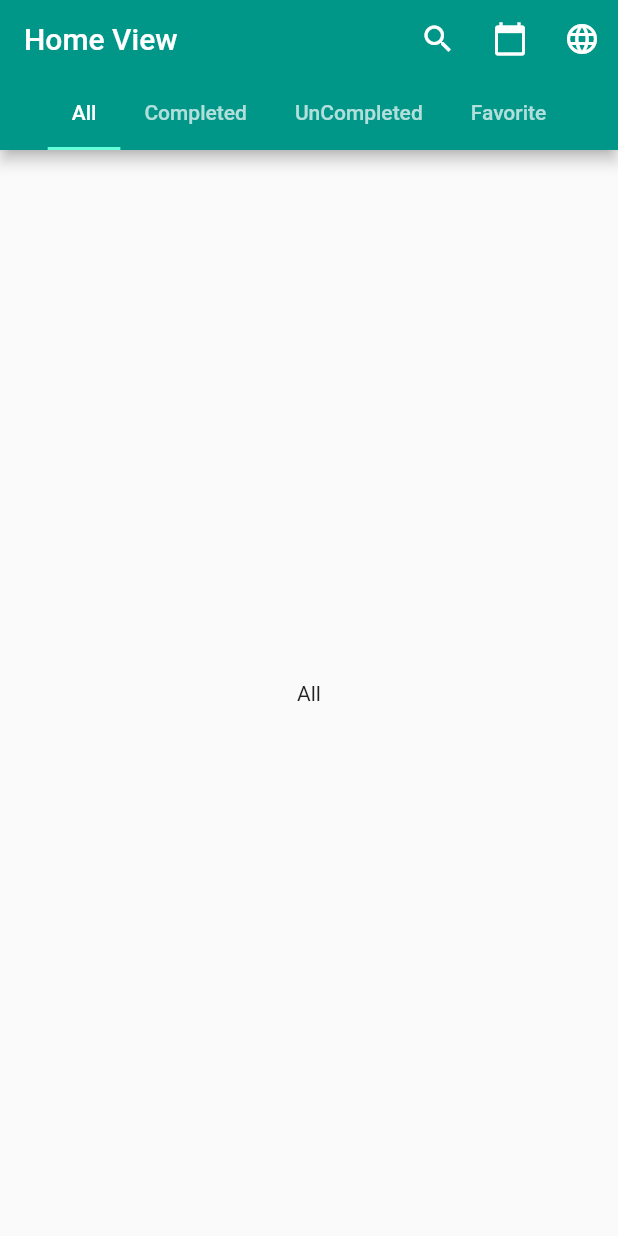
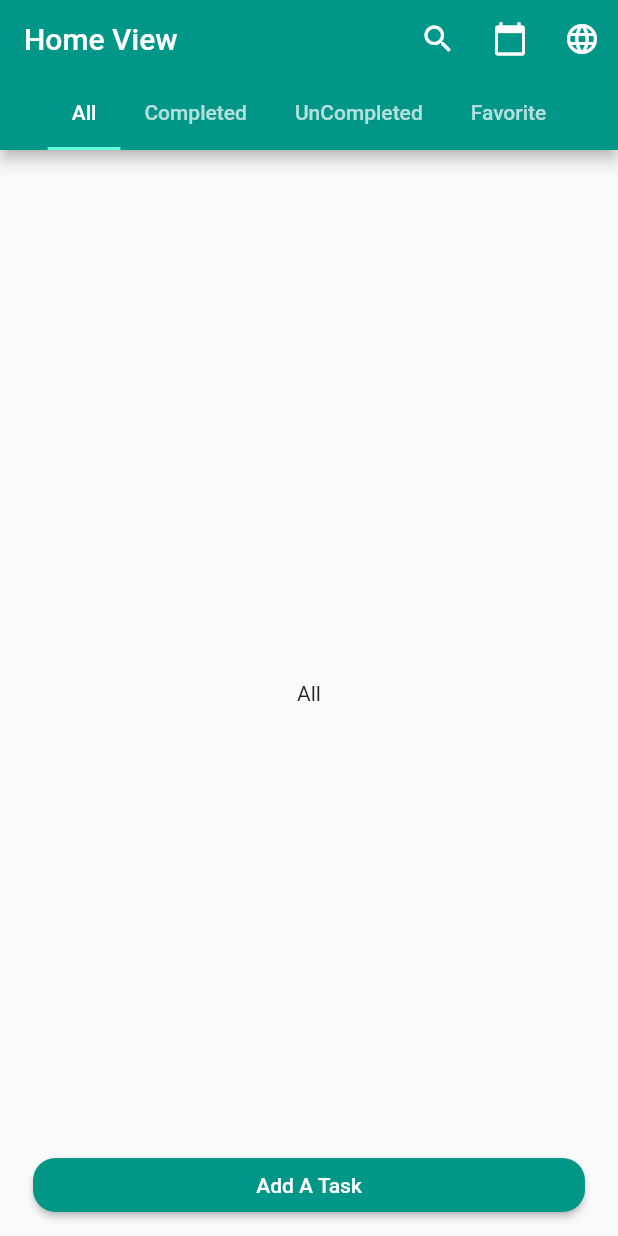
Before and after one commit to the-best-is-best/m_todo_app_tutorial, a Flutter app: the screen it shows after launch, on a phone screen of 412 x 824 dp. Run offline on Flutter 3.47's test engine with Material 2 defaults, Android fonts, the phone set to English and light mode, and no system bars.

Commit message:
episode 3 ended

```diff
--- a/lib/presentation/home/widgets/my_elevated_button.dart
+++ b/lib/app/components/my_elevated_button.dart
@@ -1,22 +1,24 @@
 import 'package:flutter/material.dart';
+
+import 'my_text.dart';
 
 class MyElevatedButton extends StatelessWidget {
   const MyElevatedButton({
+    this.width = double.infinity,
     Key? key,
-    this.width = double.infinity,
   }) : super(key: key);
   final double width;
 
   @override
   Widget build(BuildContext context) {
     return SizedBox(
-      width: MediaQuery.of(context).size.width,
+      width: width,
       child: ElevatedButton(
         style: ElevatedButton.styleFrom(
             shape: RoundedRectangleBorder(
                 borderRadius: BorderRadius.circular(15))),
         onPressed: () {},
-        child: Text("Add A Task"),
+        child: const MyText(),
       ),
     );
   }
--- /dev/null
+++ b/lib/app/components/my_text.dart
@@ -0,0 +1,12 @@
+import 'package:flutter/material.dart';
+
+class MyText extends StatelessWidget {
+  const MyText({
+    Key? key,
+  }) : super(key: key);
+
+  @override
+  Widget build(BuildContext context) {
+    return Text("Add A Task");
+  }
+}
--- a/lib/presentation/home/view/home_view.dart
+++ b/lib/presentation/home/view/home_view.dart
@@ -4,6 +4,7 @@ import 'package:m_todo_app_tutorial/presentation/home/pages/completed_tasks.dart
 import 'package:m_todo_app_tutorial/presentation/home/pages/favorite_tasks.dart';
 import 'package:m_todo_app_tutorial/presentation/home/pages/un_completed_tasks.dart';
 
+import '../../../app/components/my_elevated_button.dart';
 import '../widgets/my_app_bar.dart';
 
 class HomeView extends StatelessWidget {
@@ -11,17 +12,29 @@ class HomeView extends StatelessWidget {
 
   @override
   Widget build(BuildContext context) {
-    return const DefaultTabController(
+    return DefaultTabController(
       length: 4,
       child: Scaffold(
-        appBar: PreferredSize(
+        appBar: const PreferredSize(
             preferredSize: Size.fromHeight(100), child: MyAppBar()),
-        body: TabBarView(children: [
-          AllTasks(),
-          CompletedTasks(),
-          UnCompletedTasks(),
-          FavoriteTasks(),
-        ]),
+        body: Padding(
+          padding: const EdgeInsets.symmetric(horizontal: 12.0),
+          child: Stack(
+            children: [
+              SizedBox(
+                height: MediaQuery.of(context).size.width * 75,
+                child: const TabBarView(children: [
+                  AllTasks(),
+                  CompletedTasks(),
+                  UnCompletedTasks(),
+                  FavoriteTasks(),
+                ]),
+              ),
+              const Positioned(
+                  bottom: 10, right: 10, left: 10, child: MyElevatedButton())
+            ],
+          ),
+        ),
       ),
     );
   }
```
